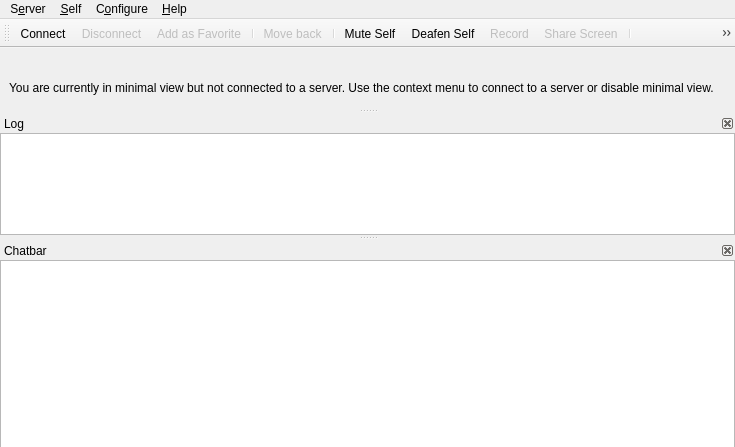
Old version of the form src/mumble/MainWindow.ui in the repository gavmac11/mumble.
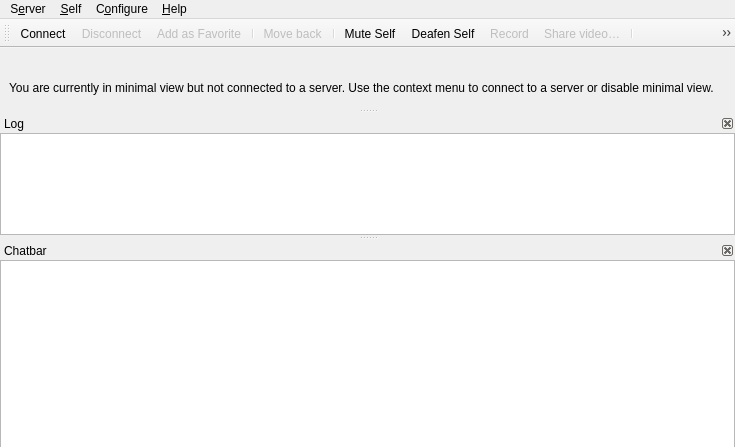
New version of the form. Icons and pictures are not drawn. Custom widgets are drawn as their Qt base class.

Commit message: FEAT(client): Improve webcam and screen sharing controls

```diff
--- a/src/mumble/MainWindow.ui
+++ b/src/mumble/MainWindow.ui
@@ -1049,7 +1049,7 @@
     <bool>false</bool>
    </property>
    <property name="text">
-    <string>Share &amp;Screen</string>
+    <string>Share vi&amp;deo…</string>
    </property>
    <property name="toolTip">
     <string>Start or stop sharing your screen with others in the channel</string>
```
Left out of the diff: 4 changed lines with no effect on the pictures. The commit also changes 13 other files.
